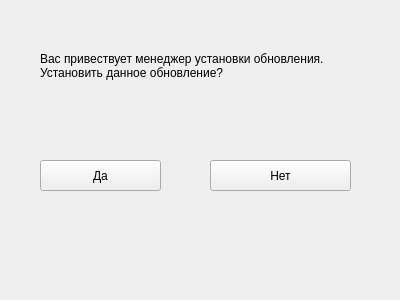
Before: the Qt Designer form widget.ui in xterlo/msg, drawn with Qt 5.
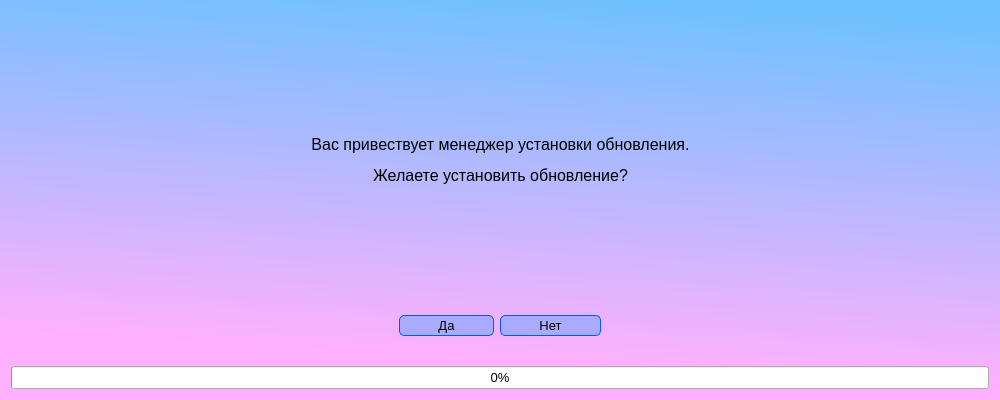
After: the same form once the commit is applied.

```diff
--- a/widget.ui
+++ b/widget.ui
@@ -6,53 +6,195 @@
    <rect>
     <x>0</x>
     <y>0</y>
-    <width>400</width>
-    <height>300</height>
+    <width>1000</width>
+    <height>400</height>
    </rect>
   </property>
   <property name="windowTitle">
    <string>Widget</string>
   </property>
-  <widget class="QPushButton" name="pushButton">
-   <property name="geometry">
-    <rect>
-     <x>40</x>
-     <y>160</y>
-     <width>121</width>
-     <height>31</height>
-    </rect>
-   </property>
-   <property name="text">
-    <string>Да</string>
-   </property>
-  </widget>
-  <widget class="QLabel" name="label">
-   <property name="geometry">
-    <rect>
-     <x>40</x>
-     <y>30</y>
-     <width>341</width>
-     <height>71</height>
-    </rect>
-   </property>
-   <property name="text">
-    <string>Вас привествует менеджер установки обновления.
-Установить данное обновление?</string>
-   </property>
-  </widget>
-  <widget class="QPushButton" name="pushButton_2">
-   <property name="geometry">
-    <rect>
-     <x>210</x>
-     <y>160</y>
-     <width>141</width>
-     <height>31</height>
-    </rect>
-   </property>
-   <property name="text">
-    <string>Нет</string>
-   </property>
-  </widget>
+  <property name="styleSheet">
+   <string notr="true">QWidget#Widget{
+background-color:qlineargradient(spread:pad, x1:0.725, y1:0.9375, x2:0.86, y2:0.0397727, stop:0 rgba(255, 176, 254, 255), stop:1 rgba(111, 193, 255, 255))
+}</string>
+  </property>
+  <layout class="QGridLayout" name="gridLayout_2">
+   <item row="0" column="0">
+    <layout class="QGridLayout" name="gridLayout">
+     <item row="0" column="0">
+      <layout class="QHBoxLayout" name="horizontalLayout">
+       <item>
+        <spacer name="horizontalSpacer">
+         <property name="orientation">
+          <enum>Qt::Horizontal</enum>
+         </property>
+         <property name="sizeHint" stdset="0">
+          <size>
+           <width>40</width>
+           <height>20</height>
+          </size>
+         </property>
+        </spacer>
+       </item>
+       <item>
+        <widget class="QLabel" name="label">
+         <property name="font">
+          <font>
+           <pointsize>12</pointsize>
+          </font>
+         </property>
+         <property name="text">
+          <string>&lt;p align=&quot;center&quot;&gt;Вас привествует менеджер установки
+обновления.&lt;/br&gt;&lt;/p&gt;
+&lt;p align=&quot;center&quot;&gt;Желаете установить обновление?&lt;/p&gt;</string>
+         </property>
+        </widget>
+       </item>
+       <item>
+        <spacer name="horizontalSpacer_2">
+         <property name="orientation">
+          <enum>Qt::Horizontal</enum>
+         </property>
+         <property name="sizeHint" stdset="0">
+          <size>
+           <width>40</width>
+           <height>20</height>
+          </size>
+         </property>
+        </spacer>
+       </item>
+      </layout>
+     </item>
+     <item row="1" column="0">
+      <layout class="QVBoxLayout" name="verticalLayout">
+       <property name="spacing">
+        <number>30</number>
+       </property>
+       <item>
+        <layout class="QHBoxLayout" name="horizontalLayout_2">
+         <item>
+          <spacer name="horizontalSpacer_3">
+           <property name="orientation">
+            <enum>Qt::Horizontal</enum>
+           </property>
+           <property name="sizeHint" stdset="0">
+            <size>
+             <width>40</width>
+             <height>20</height>
+            </size>
+           </property>
+          </spacer>
+         </item>
+         <item>
+          <widget class="QPushButton" name="pushButton">
+           <property name="sizePolicy">
+            <sizepolicy hsizetype="Minimum" vsizetype="Fixed">
+             <horstretch>0</horstretch>
+             <verstretch>0</verstretch>
+            </sizepolicy>
+           </property>
+           <property name="font">
+            <font>
+             <pointsize>10</pointsize>
+            </font>
+           </property>
+           <property name="styleSheet">
+            <string notr="true">QPushButton
+{
+
+                border-width: 1px; 
+                border-style: solid; 
+                border-radius: 5px;
+				border-color: rgb(0, 85, 255);
+                padding: 2px; 
+                background:rgb(170, 170, 255)
+             ;
+}</string>
+           </property>
+           <property name="text">
+            <string>          Да          </string>
+           </property>
+          </widget>
+         </item>
+         <item>
+          <widget class="QPushButton" name="pushButton_2">
+           <property name="sizePolicy">
+            <sizepolicy hsizetype="Minimum" vsizetype="Fixed">
+             <horstretch>0</horstretch>
+             <verstretch>0</verstretch>
+            </sizepolicy>
+           </property>
+           <property name="font">
+            <font>
+             <pointsize>10</pointsize>
+            </font>
+           </property>
+           <property name="styleSheet">
+            <string notr="true">QPushButton
+{
+
+                border-width: 1px; 
+                border-style: solid; 
+                border-radius: 5px;
+				border-color: rgb(0, 85, 255);
+                padding: 2px; 
+                background:rgb(170, 170, 255)
+             ;
+}
+</string>
+           </property>
+           <property name="text">
+            <string>          Нет          </string>
+           </property>
+          </widget>
+         </item>
+         <item>
+          <spacer name="horizontalSpacer_4">
+           <property name="orientation">
+            <enum>Qt::Horizontal</enum>
+           </property>
+           <property name="sizeHint" stdset="0">
+            <size>
+             <width>40</width>
+             <height>20</height>
+            </size>
+           </property>
+          </spacer>
+         </item>
+        </layout>
+       </item>
+       <item>
+        <widget class="QProgressBar" name="progressBar">
+         <property name="sizePolicy">
+          <sizepolicy hsizetype="Expanding" vsizetype="Fixed">
+           <horstretch>0</horstretch>
+           <verstretch>0</verstretch>
+          </sizepolicy>
+         </property>
+         <property name="minimumSize">
+          <size>
+           <width>3</width>
+           <height>0</height>
+          </size>
+         </property>
+         <property name="font">
+          <font>
+           <pointsize>10</pointsize>
+          </font>
+         </property>
+         <property name="value">
+          <number>0</number>
+         </property>
+         <property name="alignment">
+          <set>Qt::AlignCenter</set>
+         </property>
+        </widget>
+       </item>
+      </layout>
+     </item>
+    </layout>
+   </item>
+  </layout>
  </widget>
  <layoutdefault spacing="6" margin="11"/>
  <resources/>
```
Left out of the diff: 5 changed lines with no effect on the pictures.
